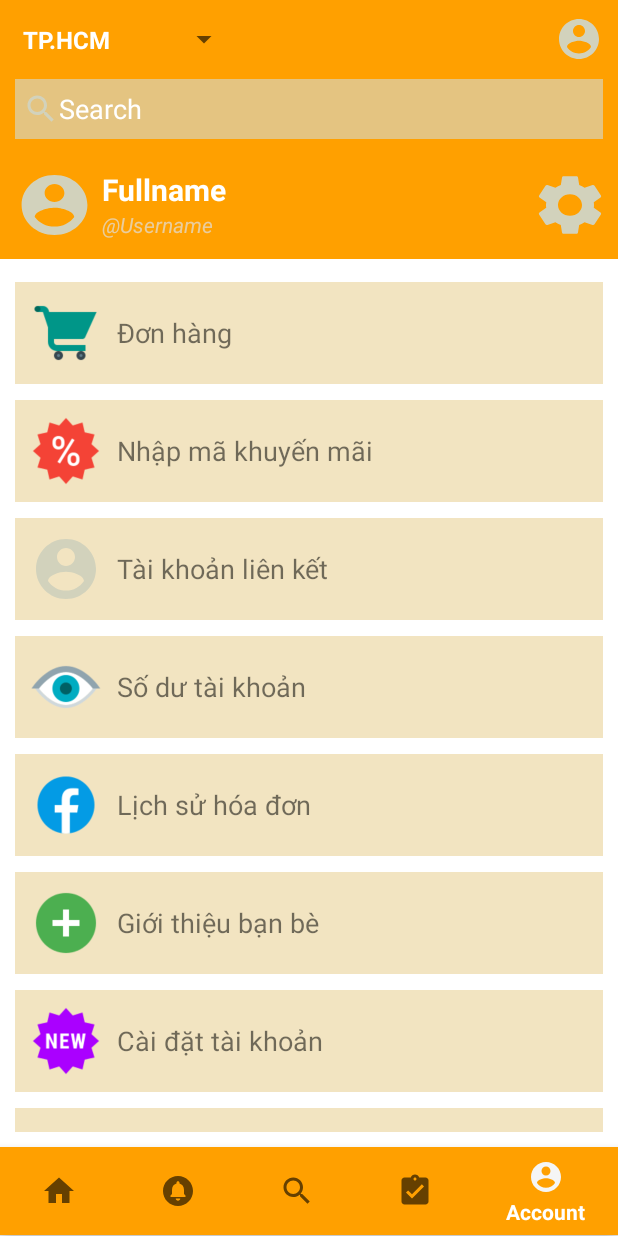
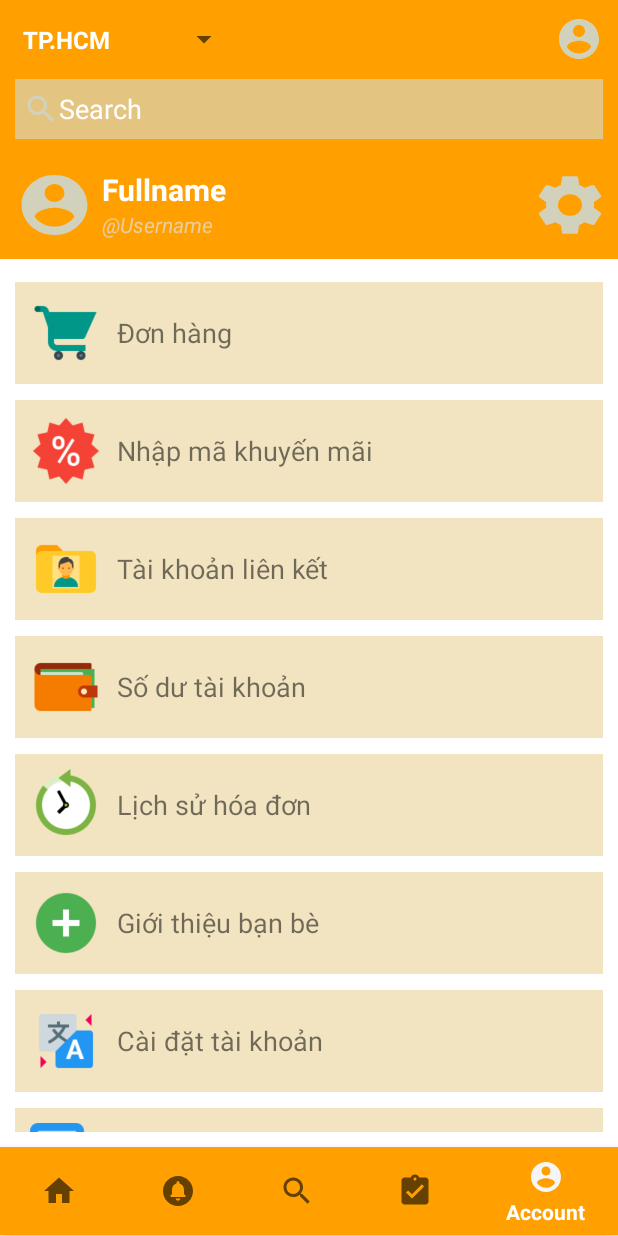
Before and after one commit to TienNHM/VietShop, an Android app: the screen it shows after launch (MainActivity), item 5 of the bottom bar chosen, on a phone screen of 412 x 824 dp. Run offline under Robolectric (Android 15) with nearby library versions, the phone set to English and light mode, and no system bars; libraries missing offline, so code that uses them is left out: com.tbuonomo.viewpagerdotsindicator; Roboto replaces fonts that are not available here.

Commit message:
update item in account recyclerview

```diff
--- a/app/src/main/java/hcmute/edu/vn/id18110377/AccountFragment.java
+++ b/app/src/main/java/hcmute/edu/vn/id18110377/AccountFragment.java
@@ -77,14 +77,14 @@ public class AccountFragment extends Fragment {
         ArrayList<Drawable> lstItemMenuImg = new ArrayList<>();
         lstItemMenuImg.add(getResources().getDrawable(R.drawable.shopping_cart));
         lstItemMenuImg.add(getResources().getDrawable(R.drawable.discount));
-        lstItemMenuImg.add(getResources().getDrawable(R.drawable.account));
-        lstItemMenuImg.add(getResources().getDrawable(R.drawable.eye));
-        lstItemMenuImg.add(getResources().getDrawable(R.drawable.facebook));
+        lstItemMenuImg.add(getResources().getDrawable(R.drawable.user_folder));
+        lstItemMenuImg.add(getResources().getDrawable(R.drawable.wallet));
+        lstItemMenuImg.add(getResources().getDrawable(R.drawable.history));
         lstItemMenuImg.add(getResources().getDrawable(R.drawable.add));
-        lstItemMenuImg.add(getResources().getDrawable(R.drawable.resource_new));
-        lstItemMenuImg.add(getResources().getDrawable(R.drawable.gmail));
-        lstItemMenuImg.add(getResources().getDrawable(R.drawable.vagetable));
-        lstItemMenuImg.add(getResources().getDrawable(R.drawable.cancel));
+        lstItemMenuImg.add(getResources().getDrawable(R.drawable.translation));
+        lstItemMenuImg.add(getResources().getDrawable(R.drawable.messaging));
+        lstItemMenuImg.add(getResources().getDrawable(R.drawable.settings));
+        lstItemMenuImg.add(getResources().getDrawable(R.drawable.shutdown));
 
         List<ItemMenu> lstItemMenu = ItemMenu.createListMenuItem(lstItemMenuTitle, lstItemMenuImg);
 
--- a/app/src/main/java/hcmute/edu/vn/id18110377/adapter/ItemMenuAdapter.java
+++ b/app/src/main/java/hcmute/edu/vn/id18110377/adapter/ItemMenuAdapter.java
@@ -5,7 +5,6 @@ import android.content.Context;
 import android.view.LayoutInflater;
 import android.view.View;
 import android.view.ViewGroup;
-import android.widget.ImageButton;
 import android.widget.ImageView;
 import android.widget.TextView;
 
@@ -39,9 +38,6 @@ public class ItemMenuAdapter extends RecyclerView.Adapter<ItemMenuAdapter.ViewHo
     public void onBindViewHolder(@NonNull ViewHolder holder, int position) {
         ItemMenu itemMenu = lstItemMenu.get(position);
 
-        ImageButton expanded_menu_item = holder.expanded_menu_item;
-        expanded_menu_item.setBackground(itemMenu.getBackground());
-
         TextView menu_item_title = holder.menu_item_title;
         menu_item_title.setText(itemMenu.getTitle());
 
@@ -60,7 +56,6 @@ public class ItemMenuAdapter extends RecyclerView.Adapter<ItemMenuAdapter.ViewHo
     }
 
     public class ViewHolder extends RecyclerView.ViewHolder {
-        public ImageButton expanded_menu_item;
         public TextView menu_item_title;
         public ImageView menu_item_img;
 
@@ -69,7 +64,6 @@ public class ItemMenuAdapter extends RecyclerView.Adapter<ItemMenuAdapter.ViewHo
 
             menu_item_img = itemView.findViewById(R.id.menu_item_img);
             menu_item_title = itemView.findViewById(R.id.menu_item_title);
-            expanded_menu_item = itemView.findViewById(R.id.expanded_menu_item);
         }
     }
 
--- a/app/src/main/res/layout/menu_item.xml
+++ b/app/src/main/res/layout/menu_item.xml
@@ -1,5 +1,5 @@
 <?xml version="1.0" encoding="utf-8"?>
-<RelativeLayout xmlns:android="http://schemas.android.com/apk/res/android"
+<LinearLayout xmlns:android="http://schemas.android.com/apk/res/android"
     android:layout_width="match_parent"
     android:layout_height="wrap_content"
     android:layout_marginHorizontal="10dp"
@@ -21,17 +21,7 @@
         android:layout_height="48dp"
         android:layout_marginStart="10dp"
         android:layout_marginEnd="10dp"
-        android:layout_toStartOf="@+id/expanded_menu_item"
-        android:layout_toEndOf="@+id/menu_item_img"
         android:gravity="center_vertical"
+        android:layout_weight="10"
         android:textSize="18sp" />
-
-    <ImageButton
-        android:id="@+id/expanded_menu_item"
-        android:layout_width="48dp"
-        android:layout_height="48dp"
-        android:layout_alignParentEnd="true"
-        android:layout_marginEnd="10dp"
-        android:background="@drawable/chevron_right"
-        android:textSize="10sp" />
-</RelativeLayout>
+</LinearLayout>
```
Also changed, not shown: app/src/main/res/drawable/translation.png (added).
